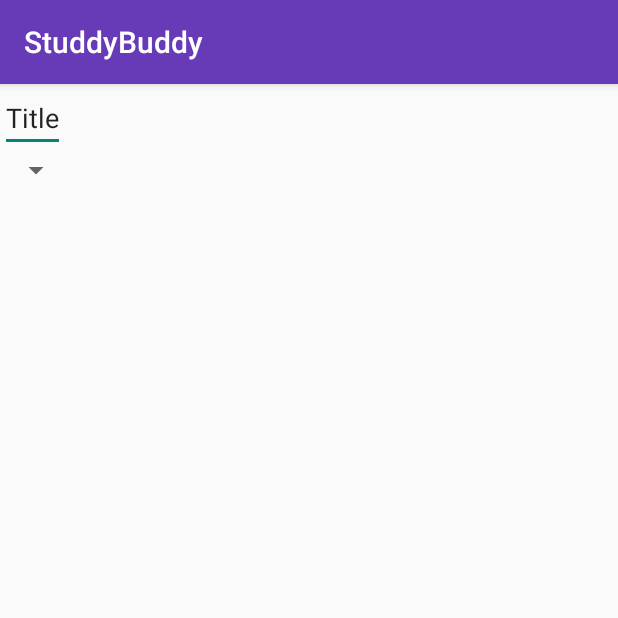
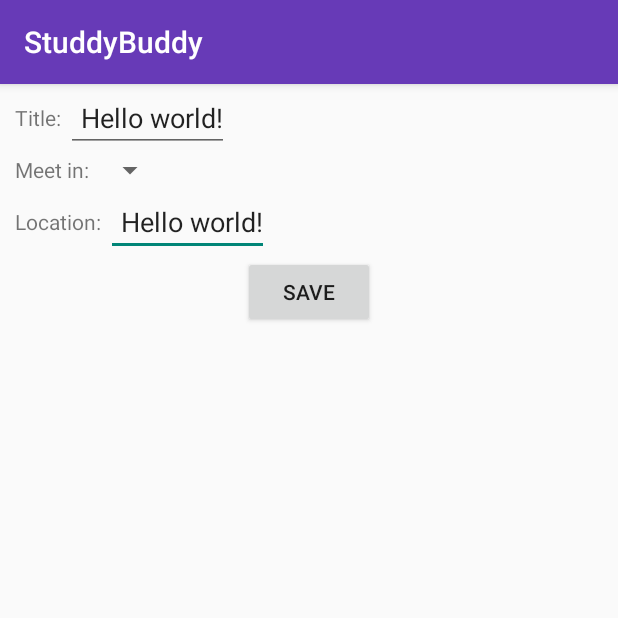
Before and after one commit to kfuh1/StudyBuddy, an Android app: the fragment CreateSessionActivityFragment shown on its own in the app's theme, on a phone screen of 412 x 824 dp, the top half of it. Run offline under Robolectric (Android 15) with nearby library versions, the phone set to English and light mode, and no system bars; 1 statement that could not run was skipped.

Commit message:
Add save button and reformat create session screen

```diff
--- a/StudyBuddy/app/src/main/res/layout/fragment_create_session.xml
+++ b/StudyBuddy/app/src/main/res/layout/fragment_create_session.xml
@@ -4,15 +4,64 @@
     android:layout_width="match_parent"
     android:layout_height="match_parent"
     android:minHeight="?android:attr/listPreferredItemHeight">
-    <EditText
+    <LinearLayout
         android:layout_width="wrap_content"
         android:layout_height="wrap_content"
-        android:id="@+id/editText"
-        android:text="Title"/>
-    <Spinner
-        android:id="@+id/meeting_time_spinner"
+        android:orientation="horizontal">
+        <TextView
+            android:layout_width="wrap_content"
+            android:layout_height="wrap_content"
+            android:text="Title: "
+            android:layout_gravity="center_vertical"
+            android:paddingLeft="10dp"/>
+        <EditText
+            android:layout_width="match_parent"
+            android:layout_height="wrap_content"
+            android:id="@+id/title_text"
+            android:paddingLeft="10dp"
+            android:text="@string/hello_world">
+            <requestFocus />
+        </EditText>
+    </LinearLayout>
+    <LinearLayout
+        android:layout_width="wrap_content"
         android:layout_height="wrap_content"
-        android:layout_width="wrap_content" />
-
+        android:orientation="horizontal">
+        <TextView
+            android:layout_width="wrap_content"
+            android:layout_height="wrap_content"
+            android:text="Meet in: "
+            android:layout_gravity="center_vertical"
+            android:paddingLeft="10dp"/>
+        <Spinner
+            android:id="@+id/meeting_time_spinner"
+            android:layout_height="wrap_content"
+            android:layout_width="wrap_content" />
+    </LinearLayout>
+    <LinearLayout
+        android:layout_width="wrap_content"
+        android:layout_height="wrap_content"
+        android:orientation="horizontal">
+        <TextView
+            android:layout_width="wrap_content"
+            android:layout_height="wrap_content"
+            android:text="Location: "
+            android:layout_gravity="center_vertical"
+            android:paddingLeft="10dp" />
+        <EditText
+            android:layout_width="match_parent"
+            android:layout_height="wrap_content"
+            android:id="@+id/location_text"
+            android:paddingLeft="10dp"
+            android:text="@string/hello_world">
+            <requestFocus />
+        </EditText>
+    </LinearLayout>
+    <Button
+        android:layout_width="wrap_content"
+        android:layout_height="wrap_content"
+        android:text="@string/save_button"
+        android:layout_gravity="center_horizontal"
+        android:onClick="saveCreateData"/>
 
 </LinearLayout>
```
